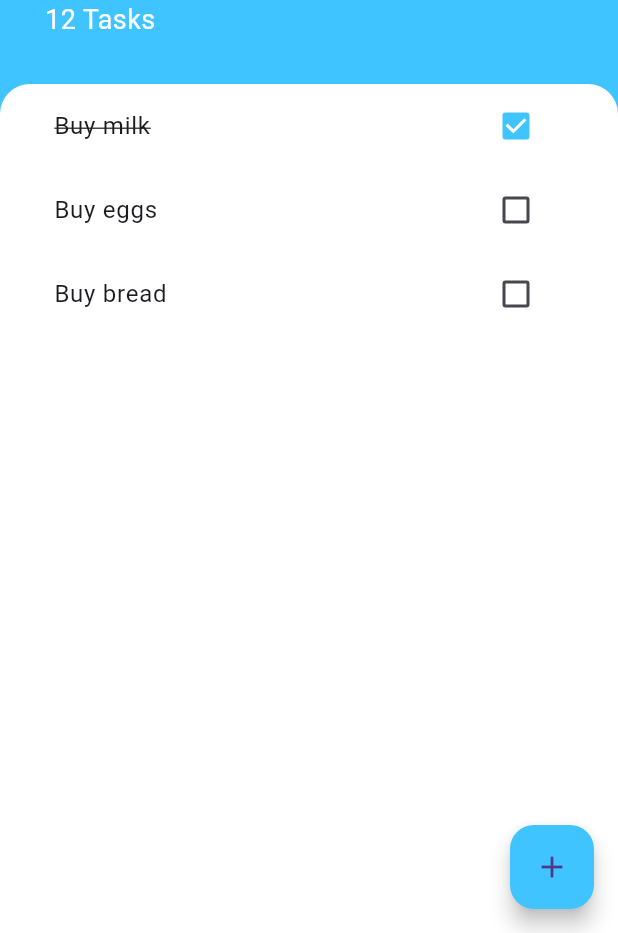
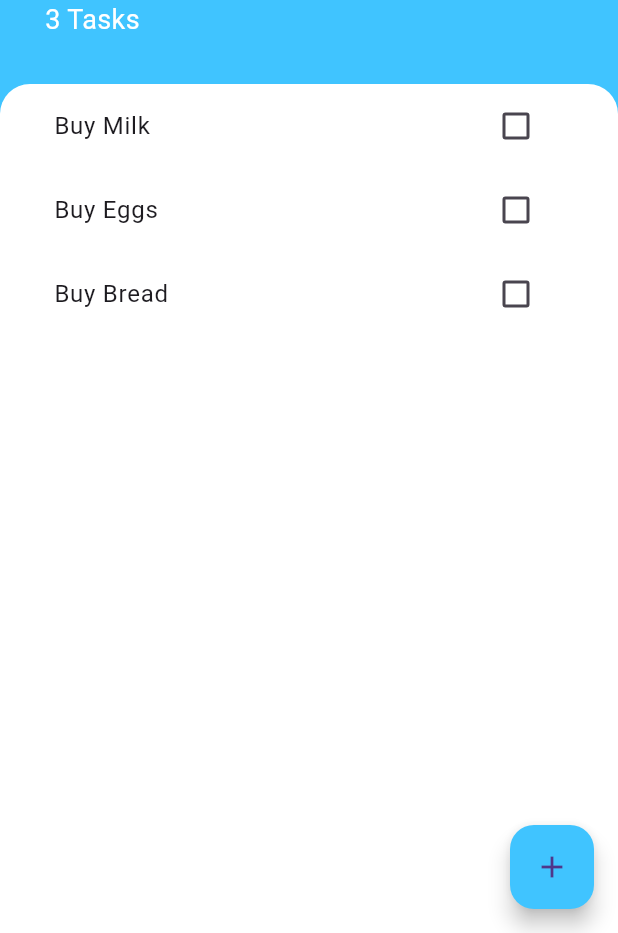
Before and after one commit to siddhant-vij/todo_app, a Flutter app: the screen it shows after launch, on a phone screen of 412 x 824 dp, the part 303-1236 px from its top. Run offline on Flutter 3.47's test engine with Material 3 defaults, Android fonts, the phone set to English and light mode, and no system bars.

```diff
--- a/lib/main.dart
+++ b/lib/main.dart
@@ -1,17 +1,21 @@
 import 'package:flutter/material.dart';
+import 'package:provider/provider.dart';
 
+import 'models/task_data.dart';
 import 'screens/tasks_screen.dart';
 
-void main() => runApp(const TodoApp());
+void main() => runApp(const MyApp());
 
-class TodoApp extends StatelessWidget {
-  const TodoApp({super.key});
+class MyApp extends StatelessWidget {
+  const MyApp({super.key});
 
   @override
   Widget build(BuildContext context) {
-    return const MaterialApp(
-      debugShowCheckedModeBanner: false,
-      home: TasksScreen(),
+    return ChangeNotifierProvider(
+      create: (context) => TaskData(),
+      child: const MaterialApp(
+        home: TasksScreen(),
+      ),
     );
   }
 }
--- a/lib/models/task.dart
+++ b/lib/models/task.dart
@@ -0,0 +1,13 @@
+class Task {
+  final String? name;
+  bool isDone;
+
+  Task({
+    this.name,
+    this.isDone = false,
+  });
+
+  void toggleDone() {
+    isDone = !isDone;
+  }
+}
--- a/lib/models/task_data.dart
+++ b/lib/models/task_data.dart
@@ -0,0 +1,36 @@
+import 'package:flutter/foundation.dart';
+import 'dart:collection';
+
+import 'task.dart';
+
+class TaskData extends ChangeNotifier {
+  final List<Task> _tasks = [
+    Task(name: 'Buy Milk'),
+    Task(name: 'Buy Eggs'),
+    Task(name: 'Buy Bread'),
+  ];
+
+  UnmodifiableListView<Task> get tasks {
+    return UnmodifiableListView(_tasks);
+  }
+
+  int get taskCount {
+    return _tasks.length;
+  }
+
+  void addTask(String newTaskTitle) {
+    final task = Task(name: newTaskTitle);
+    _tasks.add(task);
+    notifyListeners();
+  }
+
+  void updateTask(Task task) {
+    task.toggleDone();
+    notifyListeners();
+  }
+
+  void deleteTask(Task task) {
+    _tasks.remove(task);
+    notifyListeners();
+  }
+}
--- a/lib/screens/add_task_screen.dart
+++ b/lib/screens/add_task_screen.dart
@@ -1,11 +1,14 @@
 import 'package:flutter/material.dart';
+import 'package:provider/provider.dart';
+
+import '../models/task_data.dart';
 
 class AddTaskScreen extends StatelessWidget {
   const AddTaskScreen({super.key});
 
   @override
   Widget build(BuildContext context) {
-    String newTaskTitle;
+    String newTaskTitle = '';
 
     return Container(
       color: const Color(0xff757575),
@@ -23,9 +26,10 @@ class AddTaskScreen extends StatelessWidget {
           children: <Widget>[
             const Text(
               'Add Task',
+              textAlign: TextAlign.center,
               style: TextStyle(
+                fontSize: 30.0,
                 color: Colors.lightBlueAccent,
-                fontSize: 30.0,
               ),
             ),
             TextField(
@@ -40,7 +44,10 @@ class AddTaskScreen extends StatelessWidget {
                 backgroundColor: Colors.lightBlueAccent,
               ),
               onPressed: () {
-                // Include add task logic
+                if (newTaskTitle != '') {
+                  Provider.of<TaskData>(context, listen: false)
+                      .addTask(newTaskTitle);
+                }
                 Navigator.pop(context);
               },
               child: const Text(
--- a/lib/screens/tasks_screen.dart
+++ b/lib/screens/tasks_screen.dart
@@ -1,5 +1,7 @@
 import 'package:flutter/material.dart';
+import 'package:provider/provider.dart';
 
+import '../models/task_data.dart';
 import '../widgets/tasks_list.dart';
 import 'add_task_screen.dart';
 
@@ -26,8 +28,7 @@ class TasksScreen extends StatelessWidget {
                 ),
               ),
             );
-        },
-      ),
+          }),
       body: Column(
         crossAxisAlignment: CrossAxisAlignment.start,
         children: <Widget>[
@@ -38,10 +39,10 @@ class TasksScreen extends StatelessWidget {
               right: 30.0,
               bottom: 30.0,
             ),
-            child: const Column(
+            child: Column(
               crossAxisAlignment: CrossAxisAlignment.start,
               children: <Widget>[
-                CircleAvatar(
+                const CircleAvatar(
                   backgroundColor: Colors.white,
                   radius: 30.0,
                   child: Icon(
@@ -50,10 +51,10 @@ class TasksScreen extends StatelessWidget {
                     color: Colors.lightBlueAccent,
                   ),
                 ),
-                SizedBox(
+                const SizedBox(
                   height: 10.0,
                 ),
-                Text(
+                const Text(
                   'Todo App',
                   style: TextStyle(
                     color: Colors.white,
@@ -62,8 +63,8 @@ class TasksScreen extends StatelessWidget {
                   ),
                 ),
                 Text(
-                  '12 Tasks',
-                  style: TextStyle(
+                  '${Provider.of<TaskData>(context).taskCount} Tasks',
+                  style: const TextStyle(
                     color: Colors.white,
                     fontSize: 18,
                   ),
@@ -73,6 +74,7 @@ class TasksScreen extends StatelessWidget {
           ),
           Expanded(
             child: Container(
+              padding: const EdgeInsets.symmetric(horizontal: 20.0),
               decoration: const BoxDecoration(
                 color: Colors.white,
                 borderRadius: BorderRadius.only(
--- a/lib/widgets/task_tile.dart
+++ b/lib/widgets/task_tile.dart
@@ -6,17 +6,19 @@ class TaskTile extends StatelessWidget {
   final Function? checkboxCallback;
   final Function? longPressCallback;
 
-  const TaskTile(
-      {super.key,
-      this.isChecked,
-      this.taskTitle,
-      this.checkboxCallback,
-      this.longPressCallback});
+  const TaskTile({
+    super.key,
+    this.isChecked,
+    this.taskTitle,
+    this.checkboxCallback,
+    this.longPressCallback,
+  });
 
   @override
   Widget build(BuildContext context) {
     return ListTile(
-      onLongPress: () => longPressCallback!,
+      enabled: true,
+      onLongPress: () => longPressCallback!(),
       title: Text(
         taskTitle!,
         style: TextStyle(
@@ -26,7 +28,7 @@ class TaskTile extends StatelessWidget {
       trailing: Checkbox(
         activeColor: Colors.lightBlueAccent,
         value: isChecked,
-        onChanged: (isChecked) => checkboxCallback!(isChecked),
+        onChanged:(checkboxState) => checkboxCallback!(checkboxState),
       ),
     );
   }
--- a/lib/widgets/tasks_list.dart
+++ b/lib/widgets/tasks_list.dart
@@ -1,47 +1,33 @@
 import 'package:flutter/material.dart';
-import 'package:todo_app/widgets/task_tile.dart';
+import 'package:provider/provider.dart';
+
+import '../models/task_data.dart';
+import 'task_tile.dart';
 
 class TasksList extends StatelessWidget {
-  const TasksList({
-    super.key,
-  });
+  const TasksList({super.key});
 
   @override
   Widget build(BuildContext context) {
-    return ListView(
-      padding: const EdgeInsets.symmetric(horizontal: 20.0),
-      children: [
-        TaskTile(
-          taskTitle: 'Buy milk',
-          isChecked: true,
-          checkboxCallback: () {
-            // Handle Checkbox
+    return Consumer<TaskData>(
+      builder: (context, taskData, _) {
+        return ListView.builder(
+          itemBuilder: (context, index) {
+            final task = taskData.tasks[index];
+            return TaskTile(
+              taskTitle: task.name,
+              isChecked: task.isDone,
+              checkboxCallback: (checkboxState) {
+                taskData.updateTask(task);
+              },
+              longPressCallback: () {
+                taskData.deleteTask(task);
+              },
+            );
           },
-          longPressCallback: () {
-            // Handle Long Press
-          },
-        ),
-        TaskTile(
-          taskTitle: 'Buy eggs',
-          isChecked: false,
-          checkboxCallback: () {
-            // Handle Checkbox
-          },
-          longPressCallback: () {
-            // Handle Long Press
-          },
-        ),
-        TaskTile(
-          taskTitle: 'Buy bread',
-          isChecked: false,
-          checkboxCallback: () {
-            // Handle Checkbox
-          },
-          longPressCallback: () {
-            // Handle Long Press
-          },
-        ),
-      ],
+          itemCount: taskData.taskCount,
+        );
+      },
     );
   }
 }
--- a/pubspec.yaml
+++ b/pubspec.yaml
@@ -11,6 +11,7 @@ dependencies:
   flutter:
     sdk: flutter
   cupertino_icons: ^1.0.2
+  provider: ^6.1.1
 
 dev_dependencies:
   flutter_test:
```
Also changed, not shown: pubspec.lock. Lines whose indentation alone changed are shown as unchanged.
